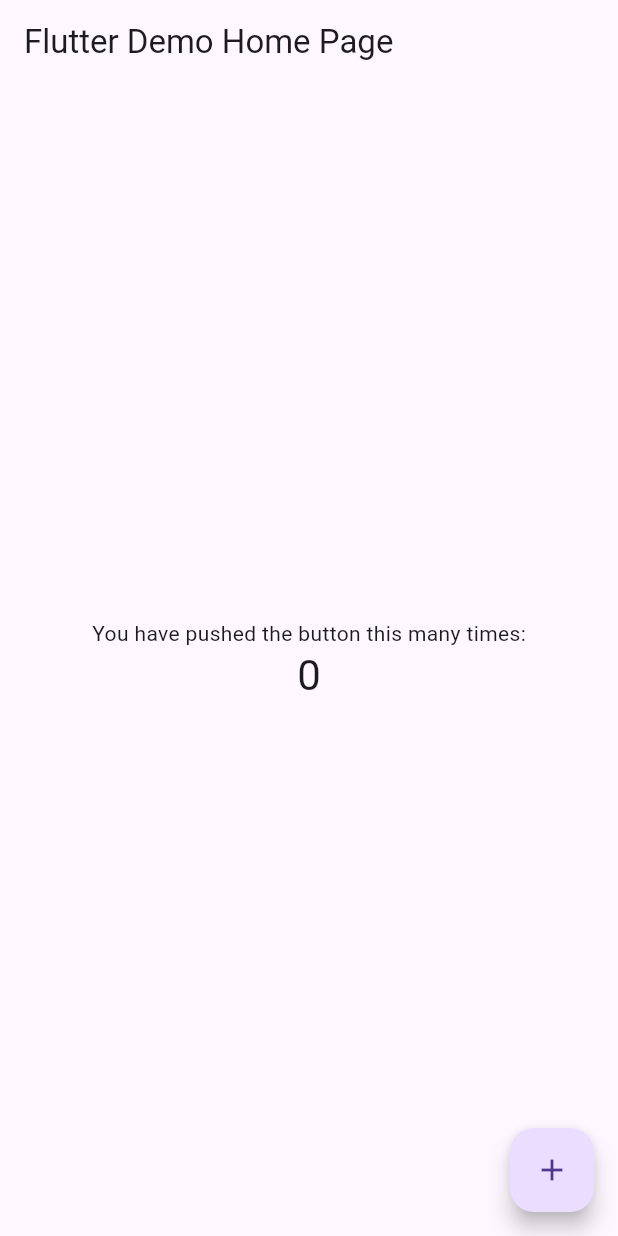
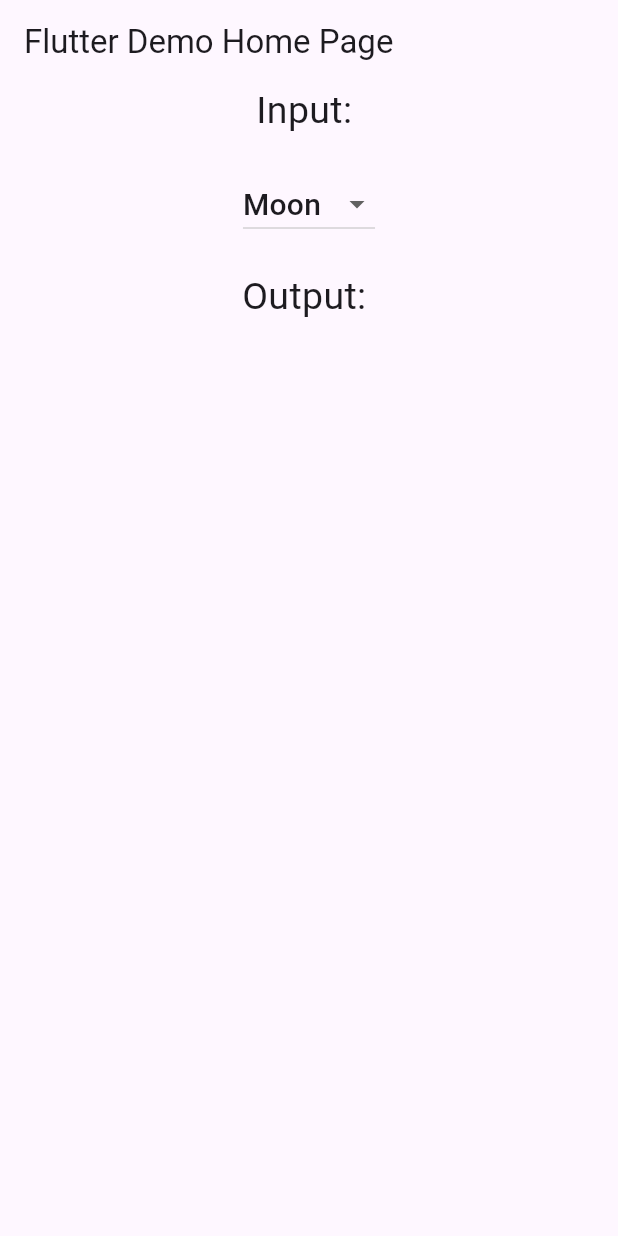
Before and after one commit to theshivamlko/flutter_add_to_app_example, a Flutter app: the screen it shows after launch, on a phone screen of 412 x 824 dp. Run offline on Flutter 3.47's test engine with Material 3 defaults, Android fonts, the phone set to English and light mode, and no system bars.

Commit message:
planet conversion

```diff
--- a/scientific_calculator_flutter/lib/main.dart
+++ b/scientific_calculator_flutter/lib/main.dart
@@ -11,14 +11,6 @@ class MyApp extends StatelessWidget {
     return MaterialApp(
       title: 'Flutter Demo',
       theme: ThemeData(
-        // This is the theme of your application.
-        //
-        // Try running your application with "flutter run". You'll see the
-        // application has a blue toolbar. Then, without quitting the app, try
-        // changing the primarySwatch below to Colors.green and then invoke
-        // "hot reload" (press "r" in the console where you ran "flutter run",
-        // or press Run > Flutter Hot Reload in a Flutter IDE). Notice that the
-        // counter didn't reset back to zero; the application is not restarted.
         primarySwatch: Colors.blue,
       ),
       home: const MyHomePage(title: 'Flutter Demo Home Page'),
@@ -29,15 +21,6 @@ class MyApp extends StatelessWidget {
 class MyHomePage extends StatefulWidget {
   const MyHomePage({super.key, required this.title});
 
-  // This widget is the home page of your application. It is stateful, meaning
-  // that it has a State object (defined below) that contains fields that affect
-  // how it looks.
-
-  // This class is the configuration for the state. It holds the values (in this
-  // case the title) provided by the parent (in this case the App widget) and
-  // used by the build method of the State. Fields in a Widget subclass are
-  // always marked "final".
-
   final String title;
 
   @override
@@ -45,68 +28,72 @@ class MyHomePage extends StatefulWidget {
 }
 
 class _MyHomePageState extends State<MyHomePage> {
-  int _counter = 0;
+  List<String> planetList = ["Moon", "Jupiter", "Mars"];
 
-  void _incrementCounter() {
-    setState(() {
-      // This call to setState tells the Flutter framework that something has
-      // changed in this State, which causes it to rerun the build method below
-      // so that the display can reflect the updated values. If we changed
-      // _counter without calling setState(), then the build method would not be
-      // called again, and so nothing would appear to happen.
-      _counter++;
-    });
-  }
+  String selectedPlanet = "Moon";
+  String unit = "";
+  String result = "";
 
   @override
   Widget build(BuildContext context) {
-    // This method is rerun every time setState is called, for instance as done
-    // by the _incrementCounter method above.
-    //
-    // The Flutter framework has been optimized to make rerunning build methods
-    // fast, so that you can just rebuild anything that needs updating rather
-    // than having to individually change instances of widgets.
     return Scaffold(
       appBar: AppBar(
-        // Here we take the value from the MyHomePage object that was created by
-        // the App.build method, and use it to set our appbar title.
         title: Text(widget.title),
       ),
       body: Center(
-        // Center is a layout widget. It takes a single child and positions it
-        // in the middle of the parent.
         child: Column(
-          // Column is also a layout widget. It takes a list of children and
-          // arranges them vertically. By default, it sizes itself to fit its
-          // children horizontally, and tries to be as tall as its parent.
-          //
-          // Invoke "debug painting" (press "p" in the console, choose the
-          // "Toggle Debug Paint" action from the Flutter Inspector in Android
-          // Studio, or the "Toggle Debug Paint" command in Visual Studio Code)
-          // to see the wireframe for each widget.
-          //
-          // Column has various properties to control how it sizes itself and
-          // how it positions its children. Here we use mainAxisAlignment to
-          // center the children vertically; the main axis here is the vertical
-          // axis because Columns are vertical (the cross axis would be
-          // horizontal).
-          mainAxisAlignment: MainAxisAlignment.center,
           children: <Widget>[
-            const Text(
-              'You have pushed the button this many times:',
+            Text(
+              "Input: $unit",
+              style: TextStyle(fontSize: 25),
             ),
+            Padding(padding: EdgeInsets.all(10)),
+            DropdownButton<String>(
+              items: planetList.map((String planet) {
+                return DropdownMenuItem<String>(
+                  value: planet,
+                  child: Text(planet,style: TextStyle(fontSize: 20),),
+                );
+              }).toList(),
+              value: selectedPlanet,
+              onChanged: (String? value) {
+                setState(() {
+                  selectedPlanet=value!;
+                result=  calculateWeightOnPlanets(double.parse(unit), selectedPlanet);
+
+                });
+              },
+            ),
+            Padding(padding: EdgeInsets.all(10)),
             Text(
-              '$_counter',
-              style: Theme.of(context).textTheme.headlineMedium,
-            ),
+              "Output: $result",
+              style: TextStyle(fontSize: 25),
+            )
           ],
         ),
       ),
-      floatingActionButton: FloatingActionButton(
-        onPressed: _incrementCounter,
-        tooltip: 'Increment',
-        child: const Icon(Icons.add),
-      ), // This trailing comma makes auto-formatting nicer for build methods.
     );
   }
+
+
+  String calculateWeightOnPlanets(double weightOnEarth, String selectedPlanet) {
+
+      double weightOnPlanet;
+      switch ( selectedPlanet) {
+        case "Moon":
+          weightOnPlanet = weightOnEarth * 0.165;
+          break;
+        case "Jupiter":
+          weightOnPlanet = weightOnEarth * 2.354;
+          break;
+        case "Mars":
+          weightOnPlanet = weightOnEarth * 0.376;
+          break;
+        default:
+          throw Exception("Unsupported planet: $selectedPlanet");
+      }
+
+    return weightOnPlanet.toString();
+  }
+
 }
```
Also changed, not shown: 3 other files.
